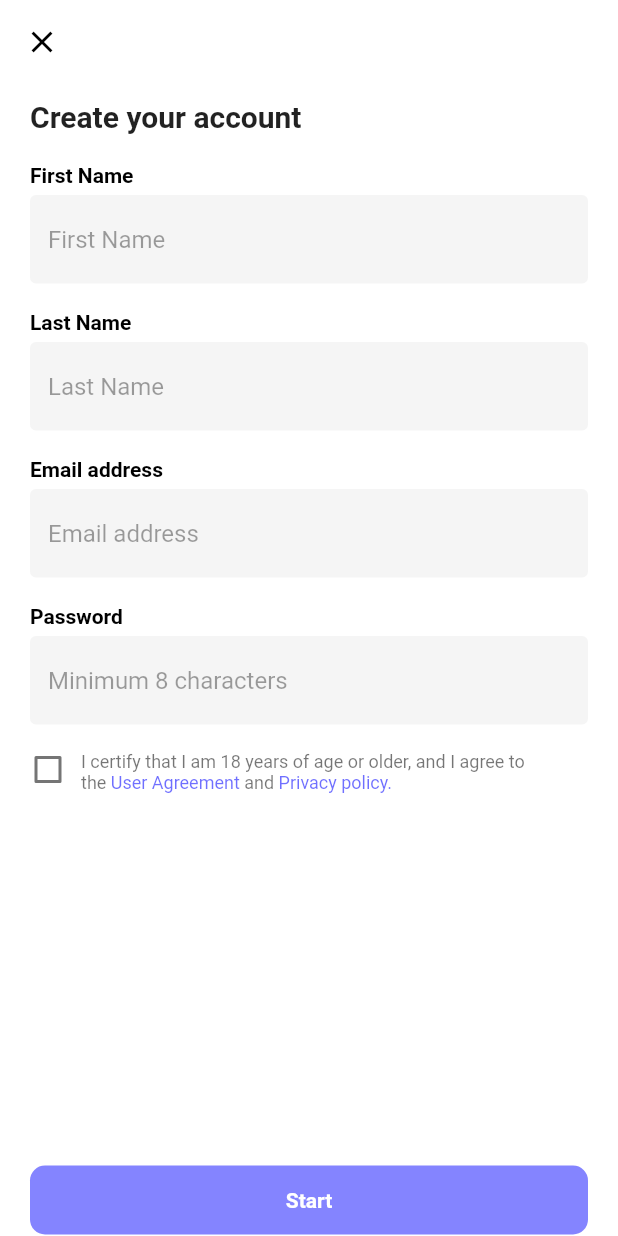
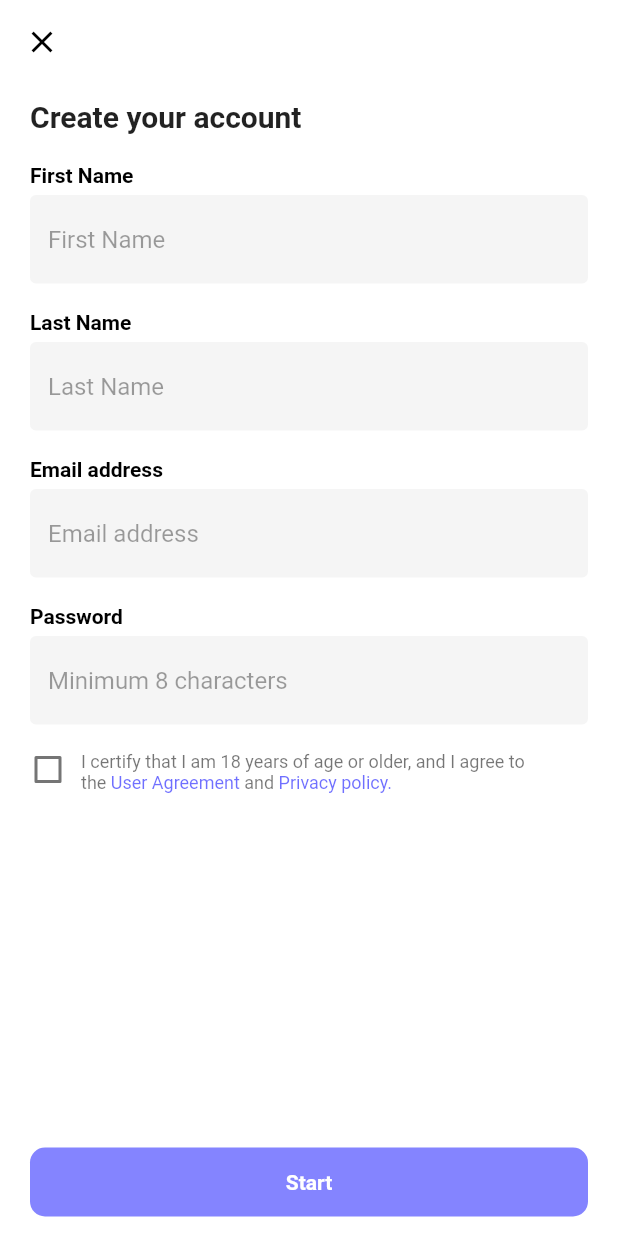
Before and after one commit to kylereblora/coinbase-pro-design-practice, a Flutter app: the screen it shows after launch, after a tap on "Get started", on a phone screen of 412 x 824 dp. Run offline on Flutter 3.47's test engine with Material 2 defaults, Android fonts, the phone set to English and light mode, and no system bars; our stand-ins replace page_transition.

Commit message:
Clean up parts of the codebase

```diff
--- a/lib/home.dart
+++ b/lib/home.dart
@@ -1,8 +1,8 @@
 import 'package:coinbase_auth_design_practice/signin.dart';
 import 'package:coinbase_auth_design_practice/signup.dart';
 import 'package:flutter/material.dart';
+import 'package:flutter/services.dart';
 import 'package:page_transition/page_transition.dart';
-
 
 /// The initial Home screen after you open the Coinbase Pro app.
 class Home extends StatefulWidget {
@@ -50,19 +50,8 @@ class _HomeState extends State<Home> with TickerProviderStateMixin {
     super.dispose();
   }
 
-  @override
-  Widget build(BuildContext context) {
-    return Scaffold(
-      body: Container(
-        width: MediaQuery.of(context).size.width,
-        color: Colors.black,
-        child: SafeArea(
-          child: Padding(
-            padding: EdgeInsets.symmetric(horizontal: 20),
-            child: Column(
-              children: <Widget>[
-                Spacer(),
-                Column(
+  Widget _buildLogoAndTitle() {
+    return Column(
       crossAxisAlignment: CrossAxisAlignment.start,
       children: <Widget>[
         Text(
@@ -84,24 +73,23 @@ class _HomeState extends State<Home> with TickerProviderStateMixin {
           ),
         ),
       ],
-                ),
-                Spacer(),
-                Row(
+    );
+  }
+
+  Widget _buildButtonGroup() {
+    return Row(
       mainAxisAlignment: MainAxisAlignment.end,
       children: <Widget>[
         GestureDetector(
           onTap: () {
-                        Navigator.push(context,
-                            MaterialPageRoute(builder: (context) {
+            Navigator.push(context, MaterialPageRoute(builder: (context) {
               return SignIn();
             }));
           },
           child: Text(
             'Sign in',
             style: TextStyle(
-                            fontSize: 20,
-                            color: Colors.white,
-                            fontWeight: FontWeight.w600),
+                fontSize: 20, color: Colors.white, fontWeight: FontWeight.w600),
           ),
         ),
         SizedBox(
@@ -148,7 +136,24 @@ class _HomeState extends State<Home> with TickerProviderStateMixin {
           ],
         ),
       ],
-                )
+    );
+  }
+
+  @override
+  Widget build(BuildContext context) {
+    return Scaffold(
+      body: Container(
+        width: MediaQuery.of(context).size.width,
+        color: Colors.black,
+        child: SafeArea(
+          child: Padding(
+            padding: EdgeInsets.symmetric(horizontal: 20),
+            child: Column(
+              children: <Widget>[
+                Spacer(),
+                _buildLogoAndTitle(),
+                Spacer(),
+                _buildButtonGroup(),
               ],
             ),
           ),
--- a/lib/main.dart
+++ b/lib/main.dart
@@ -1,9 +1,15 @@
 import 'package:flutter/cupertino.dart';
 import 'package:flutter/material.dart';
+import 'package:flutter/services.dart';
 
 import 'home.dart';
 
-void main() => runApp(MyApp());
+void main() {
+  SystemChrome.setSystemUIOverlayStyle(
+    SystemUiOverlayStyle.light
+  );
+  runApp(MyApp());
+}
 
 class MyApp extends StatelessWidget {
   @override
--- a/lib/signup.dart
+++ b/lib/signup.dart
@@ -145,9 +145,7 @@ class _SignUpState extends State<SignUp> {
               ),
             ),
           ),
-          SizedBox(
-            width: 10,
-          ),
+          const SizedBox(width: 10),
           Flexible(
             flex: 5,
             child: Column(
@@ -189,15 +187,15 @@ class _SignUpState extends State<SignUp> {
         crossAxisAlignment: CrossAxisAlignment.start,
         children: <Widget>[
           _buildFirstNameField(),
-          SizedBox(height: 18),
+          const SizedBox(height: 18),
           _buildLastNameField(),
-          SizedBox(height: 18),
+          const SizedBox(height: 18),
           _buildEmailField(),
-          SizedBox(height: 18),
+          const SizedBox(height: 18),
           _buildPasswordField(),
-          SizedBox(height: 18),
+          const SizedBox(height: 18),
           _buildCheckbox('agrees', _agrees),
-          Spacer(),
+          const Spacer(),
           SizedBox(
             width: MediaQuery.of(context).size.width,
             child: RaisedButton(
@@ -210,7 +208,8 @@ class _SignUpState extends State<SignUp> {
                   ),
                 ),
                 disabledColor: Color(0xFF3232ff).withOpacity(0.6)),
-          )
+          ),
+          const SizedBox(height: 12),
         ],
       ),
     );
@@ -226,7 +225,7 @@ class _SignUpState extends State<SignUp> {
           onTap: () {
             Navigator.pop(context);
           },
-          child: Icon(
+          child: const Icon(
             Icons.close,
             color: Colors.black,
           ),
@@ -242,12 +241,12 @@ class _SignUpState extends State<SignUp> {
             child: Column(
               crossAxisAlignment: CrossAxisAlignment.start,
               children: <Widget>[
-                SizedBox(height: 10),
-                Text(
+                const SizedBox(height: 10),
+                const Text(
                   'Create your account',
                   style: TextStyle(fontSize: 20, fontWeight: FontWeight.w600),
                 ),
-                SizedBox(height: 20),
+                const SizedBox(height: 20),
                 Expanded(child: _buildSignUpForm()),
               ],
             ),
```
Also changed, not shown: 1 other file. Lines whose indentation alone changed are shown as unchanged.
